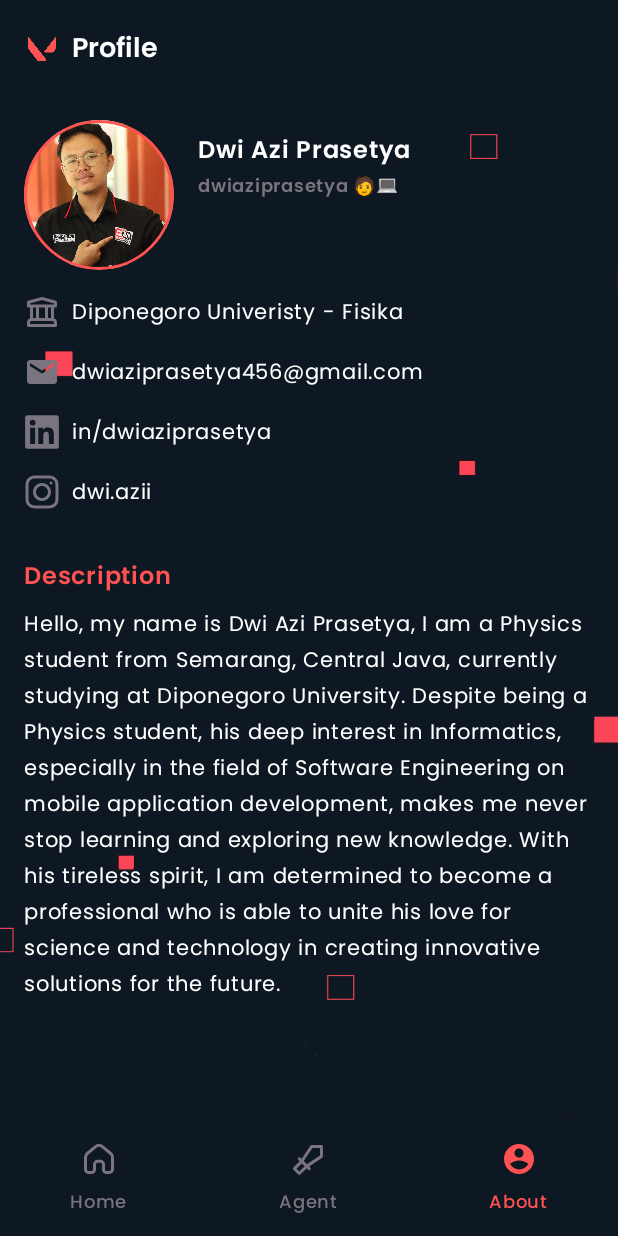
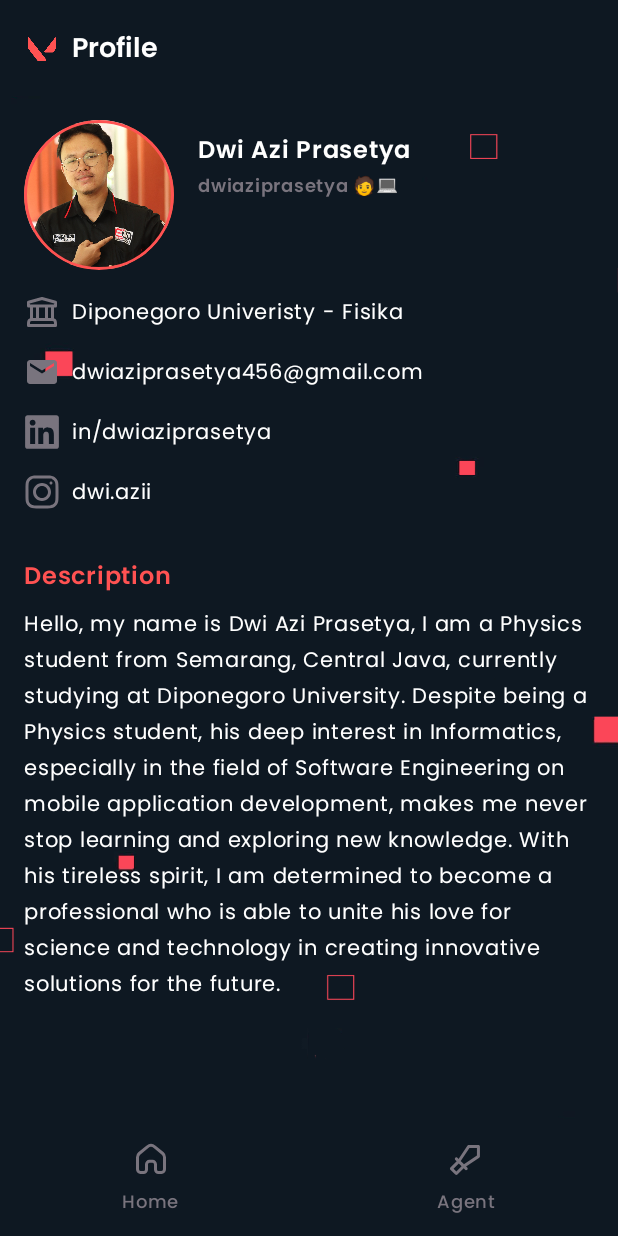
Before and after one commit to dwiaziprasetya/Valomate, an Android app built with Jetpack Compose: the about screen opened through its navigation route, on a phone screen of 412 x 824 dp. Run offline under Robolectric (Android 15) with nearby library versions, the phone set to English and light mode, and no system bars; our stand-ins replace livedata-compose.

Commit message:
update: Update bottom navigation

```diff
--- a/app/src/main/java/com/example/valomate/ui/component/BottomNavigation.kt
+++ b/app/src/main/java/com/example/valomate/ui/component/BottomNavigation.kt
@@ -47,12 +47,6 @@ fun BottomNavigation(
                 icon = painterResource(R.drawable.swordoutlined),
                 iconActive = painterResource(R.drawable.swordfilled),
                 screen = Screen.Agents
-            ),
-            NavigationItem(
-                title = "About",
-                icon = painterResource(R.drawable.accountcircleoutlined),
-                iconActive = painterResource(R.drawable.accountcirclefilled),
-                screen = Screen.About
             ),
         )
         navigationItems.map { item ->
```
